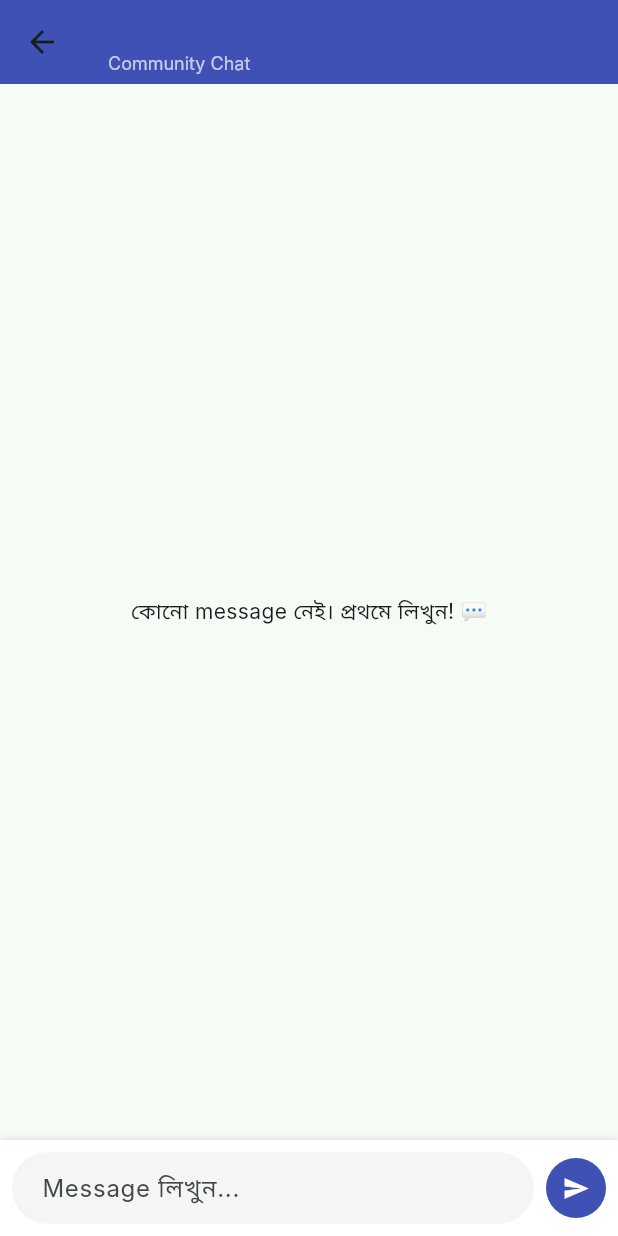
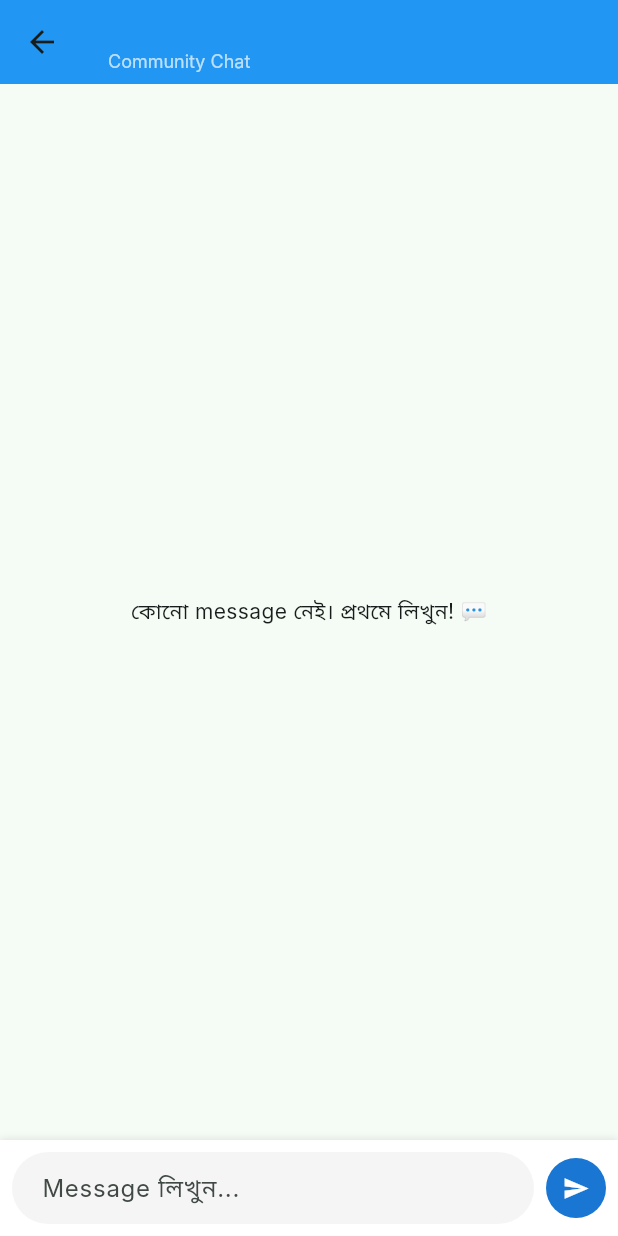
Before and after one commit to gitsifat091/house-manager, a Flutter app: the CommunityChatScreen screen opened directly with empty values, on a phone screen of 412 x 824 dp. Run offline on Flutter 3.47's test engine with Material 3 defaults, Android fonts, the phone set to English and light mode, and no system bars; our stand-ins replace cloud_firestore, firebase_auth, firebase_core, firebase_messaging, fl_chart, image_picker and 3 more; accounts and stored records are empty; Roboto replaces fonts that are missing (Inter).

```diff
--- a/lib/screens/community/community_chat_screen.dart
+++ b/lib/screens/community/community_chat_screen.dart
@@ -81,17 +81,53 @@ class _CommunityChatScreenState extends State<CommunityChatScreen> {
     final uid = _auth.currentUser!.uid;
 
     return Scaffold(
+      // appBar: AppBar(
+      //   title: Column(
+      //     crossAxisAlignment: CrossAxisAlignment.start,
+      //     children: [
+      //       Text(widget.propertyName,
+      //         style: const TextStyle(
+      //           fontSize: 18,           // size চাইলে adjust করো
+      //           fontWeight: FontWeight.bold,  // 👈 bold করার জন্য
+      //           color: Colors.white,    // 👈 এখানে color change করো
+      //         ),
+      //       ),
+      //       const Text('Community Chat',
+      //           style: TextStyle(fontSize: 12, color: Colors.white70)),
+      //     ],
+      //   ),
+      //   backgroundColor: Colors.blue,
+      // ),
+
       appBar: AppBar(
+        backgroundColor: Colors.blue,
+        elevation: 0,
         title: Column(
           crossAxisAlignment: CrossAxisAlignment.start,
+          mainAxisSize: MainAxisSize.min,
           children: [
-            Text(widget.propertyName),
-            const Text('Community Chat',
-                style: TextStyle(fontSize: 12, color: Colors.white70)),
+            Text(
+              widget.propertyName,
+              style: const TextStyle(
+                fontSize: 18,
+                fontWeight: FontWeight.bold,
+                color: Colors.white,
+              ),
+              maxLines: 1,
+              overflow: TextOverflow.ellipsis,
+            ),
+            const SizedBox(height: 2),
+            const Text(
+              'Community Chat',
+              style: TextStyle(
+                fontSize: 12,
+                color: Colors.white70,
+              ),
+            ),
           ],
         ),
-        backgroundColor: Colors.indigo,
       ),
+
       body: Column(
         children: [
           Expanded(
@@ -148,8 +184,8 @@ class _CommunityChatScreenState extends State<CommunityChatScreen> {
         ),
         decoration: BoxDecoration(
           color: isMe
-              ? Colors.indigo
-              : (isLandlord ? Colors.orange.shade100 : Colors.grey.shade200),
+              ? Colors.blue
+              : (isLandlord ? Colors.grey.shade100 : Colors.grey.shade200),
           borderRadius: BorderRadius.only(
             topLeft: const Radius.circular(16),
             topRight: const Radius.circular(16),
@@ -170,7 +206,7 @@ class _CommunityChatScreenState extends State<CommunityChatScreen> {
                     style: TextStyle(
                       fontSize: 11,
                       fontWeight: FontWeight.bold,
-                      color: isLandlord ? Colors.orange.shade800 : Colors.grey.shade700,
+                      color: isLandlord ? Colors.black : Colors.grey.shade700,
                     ),
                   ),
                   const SizedBox(width: 4),
@@ -178,7 +214,7 @@ class _CommunityChatScreenState extends State<CommunityChatScreen> {
                     Container(
                       padding: const EdgeInsets.symmetric(horizontal: 4, vertical: 1),
                       decoration: BoxDecoration(
-                        color: Colors.orange,
+                        color: Colors.grey,
                         borderRadius: BorderRadius.circular(4),
                       ),
                       child: const Text('বাড়ীওয়ালা',
@@ -236,7 +272,7 @@ class _CommunityChatScreenState extends State<CommunityChatScreen> {
           ),
           const SizedBox(width: 8),
           CircleAvatar(
-            backgroundColor: Colors.indigo,
+            backgroundColor: Colors.blue.shade700,
             child: IconButton(
               icon: const Icon(Icons.send, color: Colors.white, size: 18),
               onPressed: _sendMessage,
```
Also changed, not shown: lib/screens/landlord/payment_list_screen.dart (+17 -1 lines), lib/screens/tenant/tenant_dashboard.dart (+2 -12 lines), lib/services/payment_service.dart (+17 -0 lines).
